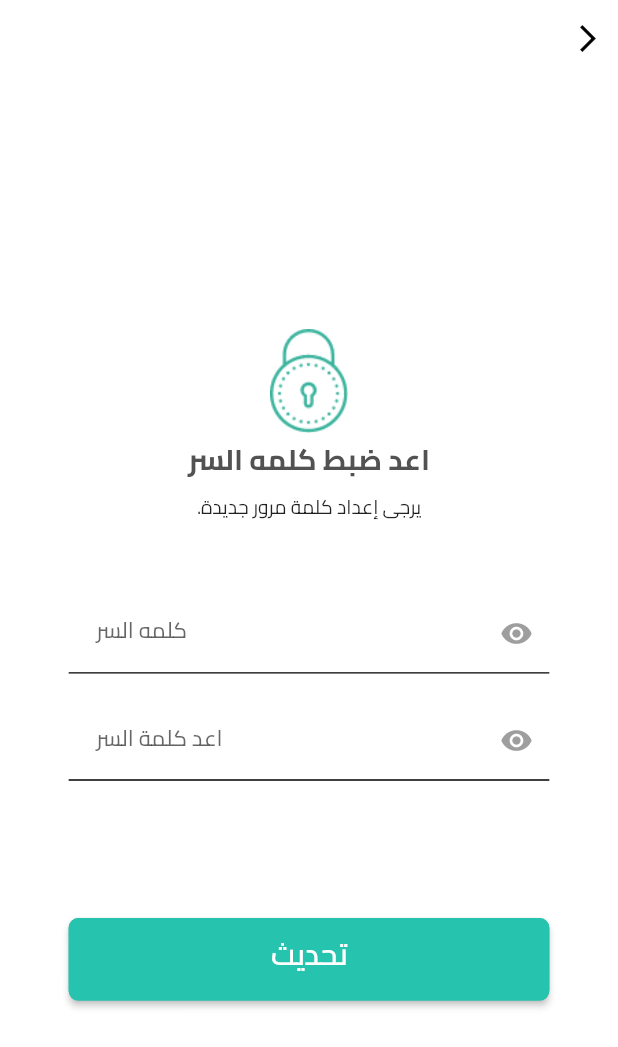
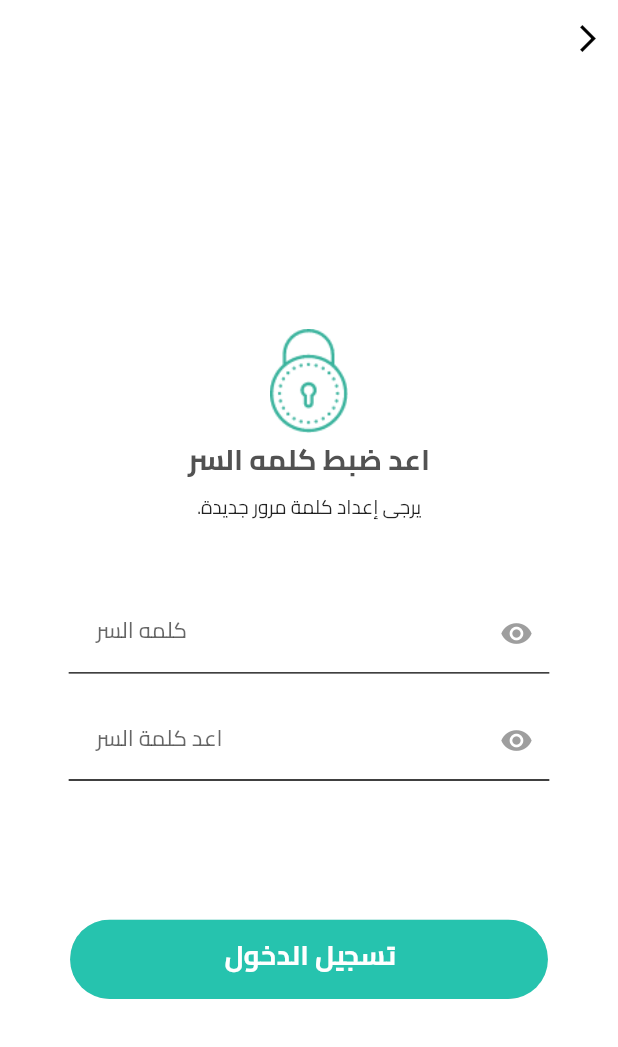
Before and after one commit to Najah-Dot-Com/sporti_mobile, a Flutter app: the ResetPasswordView screen opened directly with empty values, on a phone screen of 412 x 824 dp. Shown: the top 1047 px of the screen. Run offline on Flutter 3.47's test engine with Material 2 defaults, Android fonts, the phone set to English and light mode, and no system bars; drawn by our look-alikes of auto_size_text; our stand-ins replace cached_network_image, chewie, country_code_picker, dio, flutter_svg, get and 5 more; accounts and stored records are empty; network calls fail; project files that could hold a hidden picture were left out.

Commit message:
buttons loading

```diff
--- a/lib/feature/view/views/auth_resetpassword/auth_resetpassword_view.dart
+++ b/lib/feature/view/views/auth_resetpassword/auth_resetpassword_view.dart
@@ -9,11 +9,13 @@ import 'package:sporti/util/app_media.dart';
 import '../../../../util/app_color.dart';
 import '../../../../util/app_strings.dart';
 import '../../../viewmodel/auth_viewmodle.dart';
+import '../../appwidget/primary_button.dart';
 import '../account_success_virefy/account_success_virefy_view.dart';
 
 class ResetPasswordView extends StatelessWidget {
   TextEditingController? pinCodeController = TextEditingController();
-  ResetPasswordView({Key? key,@required this.pinCodeController}) : super(key: key);
+  ResetPasswordView({Key? key, @required this.pinCodeController})
+      : super(key: key);
   TextEditingController _newPassController = TextEditingController();
   TextEditingController _repeatPassController = TextEditingController();
   static final GlobalKey<FormState> _formKey = GlobalKey<FormState>();
@@ -35,7 +37,10 @@ class ResetPasswordView extends StatelessWidget {
             },
           ),
         ),
-      body: Padding(
+        body: GetBuilder<AuthViewModel>(
+            init: AuthViewModel(),
+            builder: (logic) {
+              return Padding(
                 padding: const EdgeInsets.symmetric(
                     vertical: AppPadding.p60, horizontal: AppPadding.p50),
                 child: Center(
@@ -84,26 +89,36 @@ class ResetPasswordView extends StatelessWidget {
                           const SizedBox(
                             height: AppSize.s100,
                           ),
-                  CustomButton(
-                    width: double.infinity,
-                    height: AppSize.s60,
-                    label: AppStrings.update.tr,
-                    labelcolor: AppColor.white,
-                    isRoundedBorder: false,
-                    primaryColor: AppColor.primary,
-                    onTap: _onVerifyClick ,
-                  ),
+                          PrimaryButton(
+                              textButton: AppStrings.signin.tr,
+                              colorBtn: AppColor.primary,
+                              colorText: AppColor.white,
+                              isLoading: logic.isLoading,
+                              onClicked: () => _onVerifyClick(logic)),
+                          // CustomButton(
+                          //   width: double.infinity,
+                          //   height: AppSize.s60,
+                          //   label: AppStrings.update.tr,
+                          //   labelcolor: AppColor.white,
+                          //   isRoundedBorder: false,
+                          //   primaryColor: AppColor.primary,
+                          //   onTap: _onVerifyClick,
+                          // ),
                         ],
                       ),
                     ),
                   ),
                 ),
-      ),
               );
+            }));
   }
-  void _onVerifyClick() {
+
+  void _onVerifyClick(AuthViewModel logic) {
     FocusManager.instance.primaryFocus?.unfocus();
-    AuthViewModel().confirmEmail(pinCode: pinCodeController,passwordNew: _newPassController,passwordConfirm: _repeatPassController);
+    logic.confirmEmail(
+        pinCode: pinCodeController,
+        passwordNew: _newPassController,
+        passwordConfirm: _repeatPassController);
     // Get.offAll(() => const  LoginView());
   }
 }
--- a/lib/main.dart
+++ b/lib/main.dart
@@ -10,6 +10,7 @@ import 'package:sporti/util/app_shaerd_data.dart';
 import 'package:sporti/util/app_strings.dart';
 import 'package:sporti/util/app_theme.dart';
 import 'package:sporti/util/sh_util.dart';
+import 'feature/view/views/account_success_virefy/account_success_virefy_view.dart';
 import 'network/api/dio_manager/dio_manage_class.dart';
 import 'util/app_shaerd_data.dart';
 import 'util/localization/localization_service.dart';
@@ -76,7 +77,7 @@ class _MyAppState extends State<MyApp> {
             ],
         ),
         theme: AppTheme.getApplicationTheme(),
-        home: const SplashView(),
+        home: const AccountSuccessVerifyView(),//SplashView(),
       ),
     );
   }
```
Also changed, not shown: lib/feature/view/views/account_otp/account_otp_view.dart (+26 -18 lines), lib/feature/view/views/account_success_virefy/account_success_virefy_view.dart (+26 -11 lines), lib/feature/view/views/account_verfiy/account_verfiy_view.dart (+17 -13 lines), lib/feature/view/views/auth_forget_otp/auth_otp_view.dart (+16 -14 lines), lib/feature/viewmodel/auth_viewmodle.dart (+26 -16 lines). Lines whose indentation alone changed are shown as unchanged.
